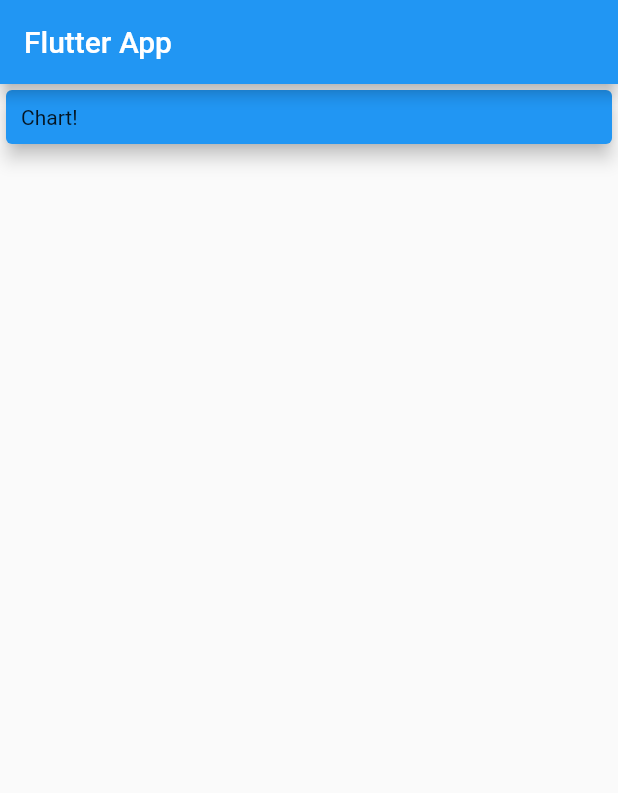
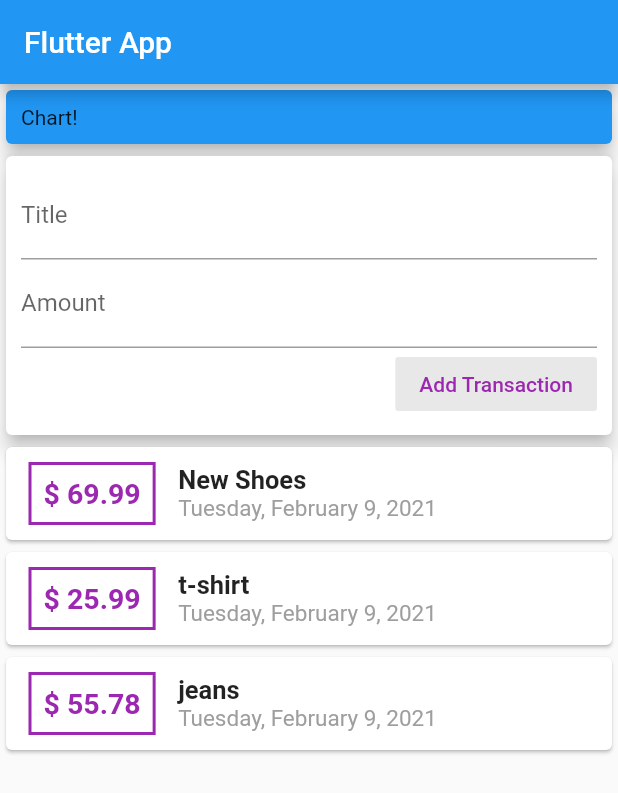
Before and after one commit to AyariAhmed/Personal-Expenses-Mobile-App, a Flutter app: the screen it shows after launch, on a phone screen of 412 x 824 dp. Shown: the top 793 px of the screen. Run offline on Flutter 3.47's test engine with Material 2 defaults, Android fonts, the phone set to English and light mode, and no system bars.

Commit message:
Managed State between widgets

```diff
--- a/lib/main.dart
+++ b/lib/main.dart
@@ -1,5 +1,5 @@
 import 'package:flutter/material.dart';
-
+import 'package:personal_expenses/widgets/user_transactions.dart';
 
 void main() {
   runApp(MyApp());
@@ -16,9 +16,6 @@ class MyApp extends StatelessWidget {
 }
 
 class MyHomePage extends StatelessWidget {
-
-
-
   @override
   Widget build(BuildContext context) {
     return Scaffold(
@@ -43,7 +40,7 @@ class MyHomePage extends StatelessWidget {
               color: Colors.blue,
             ),
           ),
-
+          UserTransactions()
         ],
       ),
     );
--- a/lib/widgets/new_transaction.dart
+++ b/lib/widgets/new_transaction.dart
@@ -1,9 +1,12 @@
 import 'package:flutter/material.dart';
 
 class NewTransaction extends StatelessWidget {
-
   final titleController = TextEditingController();
   final amountController = TextEditingController();
+
+  final Function _addNewTransaction;
+
+  NewTransaction(addNewTransaction) : _addNewTransaction = addNewTransaction;
 
   @override
   Widget build(BuildContext context) {
@@ -26,10 +29,9 @@ class NewTransaction extends StatelessWidget {
             ),
             FlatButton(
               onPressed: () {
-                /* print(titleInput);
-                    print(amountInput);*/
-                print(titleController.text);
-                print(amountController.text);
+                _addNewTransaction(
+                    txTitle: titleController.text,
+                    txAmount: double.parse(amountController.text));
               },
               child: Text('Add Transaction'),
               textColor: Colors.purple,
--- a/lib/widgets/transaction_list.dart
+++ b/lib/widgets/transaction_list.dart
@@ -1,26 +1,12 @@
 import 'package:flutter/material.dart';
+import 'package:intl/intl.dart';
 
 import 'package:personal_expenses/models/transaction.dart';
-import 'package:intl/intl.dart';
 
-class TransactionList extends StatefulWidget {
-  @override
-  _TransactionListState createState() => _TransactionListState();
-}
+class TransactionList extends StatelessWidget {
+  List<Transaction> _userTransactions;
 
-class _TransactionListState extends State<TransactionList> {
-  final List<Transaction> _userTransactions = [
-    Transaction(
-        id: 't1', title: 'New Shoes', amount: 69.99, date: DateTime.now()),
-    Transaction(
-        id: 't2', title: 't-shirt', amount: 25.99, date: DateTime.now()),
-    Transaction(
-      id: 't3',
-      title: 'jeans',
-      amount: 55.78,
-      date: DateTime.now(),
-    ),
-  ];
+  TransactionList(userTransaction) : _userTransactions = userTransaction;
 
   @override
   Widget build(BuildContext context) {
--- a/lib/widgets/user_transactions.dart
+++ b/lib/widgets/user_transactions.dart
@@ -2,6 +2,7 @@ import 'package:flutter/material.dart';
 
 import 'package:personal_expenses/widgets/transaction_list.dart';
 import 'package:personal_expenses/widgets/new_transaction.dart';
+import 'package:personal_expenses/models/transaction.dart';
 
 class UserTransactions extends StatefulWidget {
   @override
@@ -9,11 +10,37 @@ class UserTransactions extends StatefulWidget {
 }
 
 class _UserTransactionsState extends State<UserTransactions> {
+  final List<Transaction> _userTransactions = [
+    Transaction(
+        id: 't1', title: 'New Shoes', amount: 69.99, date: DateTime.now()),
+    Transaction(
+        id: 't2', title: 't-shirt', amount: 25.99, date: DateTime.now()),
+    Transaction(
+      id: 't3',
+      title: 'jeans',
+      amount: 55.78,
+      date: DateTime.now(),
+    ),
+  ];
+
+  void _addNewTransaction({String txTitle, double txAmount}) {
+    final Transaction newTx = Transaction(
+        id: DateTime.now().toString(),
+        title: txTitle,
+        amount: txAmount,
+        date: DateTime.now());
+    setState(() {
+      _userTransactions.add(newTx);
+    });
+  }
+
   @override
   Widget build(BuildContext context) {
-    return Column(children: [
-      NewTransaction(),
-      TransactionList()
-    ],);
+    return Column(
+      children: [
+        NewTransaction(_addNewTransaction),
+        TransactionList(_userTransactions),
+      ],
+    );
   }
 }
```
